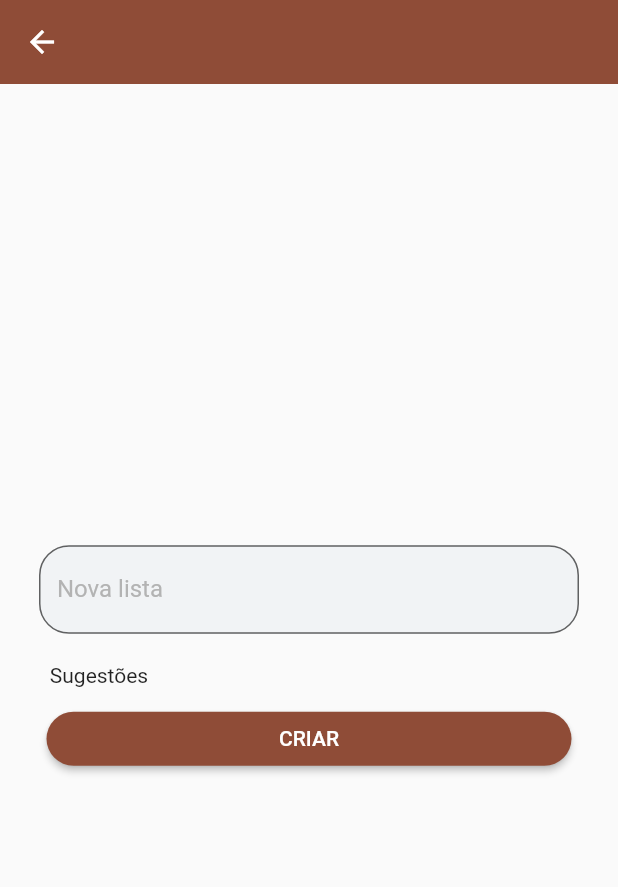
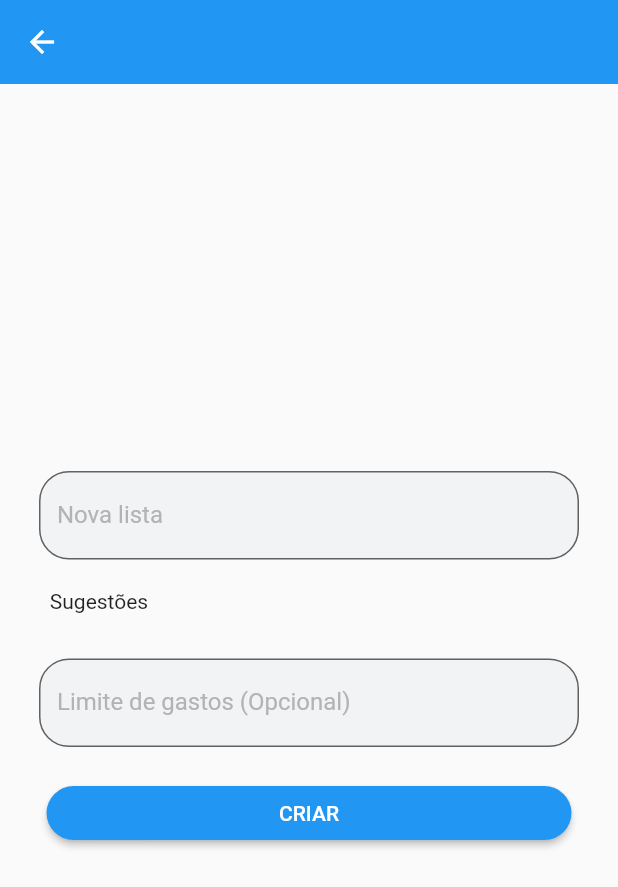
Before and after one commit to TeofiloAlbuquerque/supermarket_list, a Flutter app: the screen it shows after launch, after a tap on "Nova lista", on a phone screen of 412 x 824 dp. Shown: the top 887 px of the screen. Run offline on Flutter 3.47's test engine with Material 2 defaults, Android fonts, the phone set to English and light mode, and no system bars; our stand-ins replace shared_preferences; network calls fail.

Commit message:
refactor: Componentização da AppBar, TextField e adicionado campo para Limite de gastos na NewList

```diff
--- a/lib/main.dart
+++ b/lib/main.dart
@@ -1,5 +1,7 @@
-import 'package:crud_lista_compras/my_app.dart';
+
 import 'package:flutter/material.dart';
+
+import 'my_app.dart';
 
 void main() {
   runApp(const MyApp());
--- a/lib/my_app.dart
+++ b/lib/my_app.dart
@@ -1,12 +1,13 @@
-import 'package:crud_lista_compras/src/design_system/colors/colors_app.dart';
-import 'package:crud_lista_compras/src/provider/items_provider.dart';
-import 'package:crud_lista_compras/src/routes/app_routes.dart';
-import 'package:crud_lista_compras/src/views/home_view.dart';
-import 'package:crud_lista_compras/src/views/item_form_view.dart';
-import 'package:crud_lista_compras/src/views/new_list_view.dart';
-import 'package:crud_lista_compras/src/views/supermarket_list_view.dart';
 import 'package:flutter/material.dart';
 import 'package:provider/provider.dart';
+
+import 'src/design_system/colors/colors_app.dart';
+import 'src/provider/items_provider.dart';
+import 'src/routes/app_routes.dart';
+import 'src/views/home_view.dart';
+import 'src/views/item_form_view.dart';
+import 'src/views/new_list_view.dart';
+import 'src/views/supermarket_list_view.dart';
 
 class MyApp extends StatelessWidget {
   const MyApp({super.key});
@@ -30,9 +31,7 @@ class MyApp extends StatelessWidget {
         title: 'Lista de compras',
         theme: ThemeData(
           //useMaterial3: true,
-          colorScheme: ColorScheme.fromSeed(
-            seedColor: ColorsApp.orange,
-          ),
+          primaryColor: ColorsApp.beige,
         ),
         routes: {
           AppRoutes.home: (_) => const HomeView(),
--- a/lib/src/data/dummy_items.dart
+++ b/lib/src/data/dummy_items.dart
@@ -1,4 +1,4 @@
-import 'package:crud_lista_compras/src/models/item_model.dart';
+import '../models/item_model.dart';
 
 // Dados mockados
 const dummyItems = {
--- a/lib/src/design_system/colors/colors_app.dart
+++ b/lib/src/design_system/colors/colors_app.dart
@@ -1,9 +1,11 @@
 import 'package:flutter/material.dart';
-
 class ColorsApp {
-  static Color get white => const Color(0XFFFEFEFE);
-  static Color get greyLight => const Color(0XFFF1F3F5);
+  static Color get white => const Color(0XFFFEFEFE); //ffffff
+  static Color get greyLight => const Color(0XFFF1F3F5); //f2f2f2
   static Color get grey => const Color(0XFFb3b3b3);
-  static Color get orange => const Color(0XFFE25E35);
-  //
+  static Color get lightGreen => const Color(0XFF8BC34A);
+  static Color get black => const Color(0XF0000000);
+  static Color get darkGrey => const Color(0XFF757575);
+  static Color get blue => const Color(0XFF2196F3);
+  static Color get beige => const Color(0XFFF5F5F5);
 }
--- /dev/null
+++ b/lib/src/design_system/components/custom_app_bar.dart
@@ -0,0 +1,30 @@
+import 'package:flutter/material.dart';
+
+class CustomAppBar extends StatelessWidget implements PreferredSizeWidget {
+  final String title;
+  final Color background;
+  final Widget? leading;
+  final Widget? trailing;
+  const CustomAppBar({
+    super.key,
+    required this.title,
+    required this.background,
+    this.leading,
+    this.trailing,
+  });
+
+  @override
+  Widget build(BuildContext context) {
+    return AppBar(
+      title: Text(title),
+      backgroundColor: background,
+      leading: leading,
+      actions: <Widget>[
+        trailing ?? const SizedBox(),
+      ],
+    );
+  }
+
+  @override
+  Size get preferredSize => const Size.fromHeight(kToolbarHeight);
+}
--- a/lib/src/design_system/components/custom_card.dart
+++ b/lib/src/design_system/components/custom_card.dart
@@ -1,7 +1,7 @@
-import 'package:crud_lista_compras/src/design_system/colors/colors_app.dart';
-import 'package:crud_lista_compras/src/models/card_model.dart';
-import 'package:crud_lista_compras/src/routes/app_routes.dart';
 import 'package:flutter/material.dart';
+import '../../models/card_model.dart';
+import '../../routes/app_routes.dart';
+import '../colors/colors_app.dart';
 
 class CustomCard extends StatelessWidget {
   final CardModel cardData;
--- /dev/null
+++ b/lib/src/design_system/components/custom_text_field.dart
@@ -0,0 +1,43 @@
+import 'package:flutter/material.dart';
+
+class CustomTextField extends StatelessWidget {
+  final String text;
+  final Color colorBorder;
+  final Color colorLabel;
+  final Color colorFill;
+  final TextInputType keyboardType;
+  const CustomTextField({
+    super.key,
+    required this.text,
+    required this.colorBorder,
+    required this.colorLabel,
+    required this.colorFill,
+    required this.keyboardType,
+  });
+
+  @override
+  Widget build(BuildContext context) {
+    return SizedBox(
+      width: 360,
+      child: TextField(
+        keyboardType: keyboardType,
+        decoration: InputDecoration(
+          border: OutlineInputBorder(
+            borderRadius: const BorderRadius.all(
+              Radius.circular(20),
+            ),
+            borderSide: BorderSide(
+              color: colorBorder,
+            ),
+          ),
+          labelText: text,
+          labelStyle: TextStyle(
+            color: colorLabel,
+          ),
+          fillColor: colorFill,
+          filled: true,
+        ),
+      ),
+    );
+  }
+}
--- a/lib/src/provider/items_provider.dart
+++ b/lib/src/provider/items_provider.dart
@@ -1,6 +1,6 @@
-import 'package:crud_lista_compras/src/data/dummy_items.dart';
-import 'package:crud_lista_compras/src/models/item_model.dart';
 import 'package:flutter/material.dart';
+import '../data/dummy_items.dart';
+import '../models/item_model.dart';
 
 // Pesquisar sobre o padrão OBSERVER (Importante)
 // Iremos utilizar o Provider para controlar o map de Itens
--- a/lib/src/views/home_view.dart
+++ b/lib/src/views/home_view.dart
@@ -1,8 +1,9 @@
-import 'package:crud_lista_compras/src/design_system/colors/colors_app.dart';
-import 'package:crud_lista_compras/src/design_system/components/custom_card.dart';
-import 'package:crud_lista_compras/src/models/card_model.dart';
-import 'package:crud_lista_compras/src/routes/app_routes.dart';
 import 'package:flutter/material.dart';
+import 'package:lista_compras/src/design_system/components/custom_app_bar.dart';
+import '../design_system/colors/colors_app.dart';
+import '../design_system/components/custom_card.dart';
+import '../models/card_model.dart';
+import '../routes/app_routes.dart';
 
 class HomeView extends StatefulWidget {
   const HomeView({super.key});
@@ -51,16 +52,20 @@ class _HomeViewState extends State<HomeView> {
   Widget build(BuildContext context) {
     return Scaffold(
       backgroundColor: ColorsApp.greyLight,
-      appBar: AppBar(
-        title: const Text('Minhas listas'),
+      appBar: CustomAppBar(
+        title: 'Minhas listas',
+        background: ColorsApp.blue,
       ),
+      // appBar: AppBar(
+      //   title: const Text('Minhas listas'),
+      // ),
       drawer: Drawer(
         backgroundColor: Colors.black,
         child: ListView(
           children: [
             DrawerHeader(
               decoration: BoxDecoration(
-                color: ColorsApp.orange,
+                color: ColorsApp.blue,
               ),
               child: const Text('Drawer Header'),
             ),
@@ -100,9 +105,12 @@ class _HomeViewState extends State<HomeView> {
           Align(
             alignment: Alignment.bottomRight,
             child: Padding(
-              padding: const EdgeInsets.all(20),
+              padding: const EdgeInsets.only(
+                bottom: 40,
+                right: 25,
+              ),
               child: SizedBox(
-                height: 40,
+                height: 45,
                 child: ElevatedButton.icon(
                   onPressed: () {
                     Navigator.of(context).pushNamed(
--- a/lib/src/views/item_form_view.dart
+++ b/lib/src/views/item_form_view.dart
@@ -1,10 +1,10 @@
-import 'package:crud_lista_compras/src/design_system/components/custom_dropdownbutton.dart';
-import 'package:crud_lista_compras/src/models/item_model.dart';
-import 'package:crud_lista_compras/src/provider/items_provider.dart';
 import 'package:flutter/material.dart';
 import 'package:provider/provider.dart';
 import 'package:shared_preferences/shared_preferences.dart';
 
+import '../design_system/components/custom_dropdownbutton.dart';
+import '../models/item_model.dart';
+import '../provider/items_provider.dart';
 import '../routes/app_routes.dart';
 
 class ItemFormView extends StatefulWidget {
--- a/lib/src/views/new_list_view.dart
+++ b/lib/src/views/new_list_view.dart
@@ -1,5 +1,5 @@
 import 'package:flutter/material.dart';
-
+import 'package:lista_compras/src/design_system/components/custom_text_field.dart';
 import '../design_system/colors/colors_app.dart';
 import '../routes/app_routes.dart';
 
@@ -16,26 +16,12 @@ class NewListView extends StatelessWidget {
         child: Column(
           mainAxisAlignment: MainAxisAlignment.center,
           children: <Widget>[
-            SizedBox(
-              width: 360,
-              child: TextField(
-                decoration: InputDecoration(
-                  border: OutlineInputBorder(
-                    borderRadius: const BorderRadius.all(
-                      Radius.circular(20),
-                    ),
-                    borderSide: BorderSide(
-                      color: ColorsApp.grey,
-                    ),
-                  ),
-                  labelText: 'Nova lista',
-                  labelStyle: TextStyle(
-                    color: ColorsApp.grey,
-                  ),
-                  fillColor: ColorsApp.greyLight,
-                  filled: true,
-                ),
-              ),
+            CustomTextField(
+              text: 'Nova lista',
+              colorBorder: ColorsApp.grey,
+              colorLabel: ColorsApp.grey,
+              colorFill: ColorsApp.greyLight,
+              keyboardType: TextInputType.name,
             ),
             const Padding(
               padding: EdgeInsets.only(
@@ -44,6 +30,19 @@ class NewListView extends StatelessWidget {
                 bottom: 10,
               ),
               child: Text('Sugestões'),
+            ),
+            const SizedBox(
+              height: 20,
+            ),
+            CustomTextField(
+              text: 'Limite de gastos (Opcional)',
+              colorBorder: ColorsApp.grey,
+              colorLabel: ColorsApp.grey,
+              colorFill: ColorsApp.greyLight,
+              keyboardType: TextInputType.number,
+            ),
+            const SizedBox(
+              height: 20,
             ),
             SizedBox(
               width: 350,
--- a/lib/src/views/supermarket_list_view.dart
+++ b/lib/src/views/supermarket_list_view.dart
@@ -1,8 +1,8 @@
-import 'package:crud_lista_compras/src/design_system/components/item_tile.dart';
-import 'package:crud_lista_compras/src/provider/items_provider.dart';
-
 import 'package:flutter/material.dart';
 import 'package:provider/provider.dart';
+
+import '../design_system/components/item_tile.dart';
+import '../provider/items_provider.dart';
 
 class SupermarketListView extends StatelessWidget {
   const SupermarketListView({super.key});
--- a/pubspec.yaml
+++ b/pubspec.yaml
@@ -1,5 +1,5 @@
-name: crud_lista_compras
-description: A new Flutter project.
+name: lista_compras
+description: App para lista de compras.
 # The following line prevents the package from being accidentally published to
 # pub.dev using `flutter pub publish`. This is preferred for private packages.
 publish_to: "none" # Remove this line if you wish to publish to pub.dev
```
Also changed, not shown: lib/src/design_system/components/item_tile.dart (+4 -3 lines), 2 other files.
